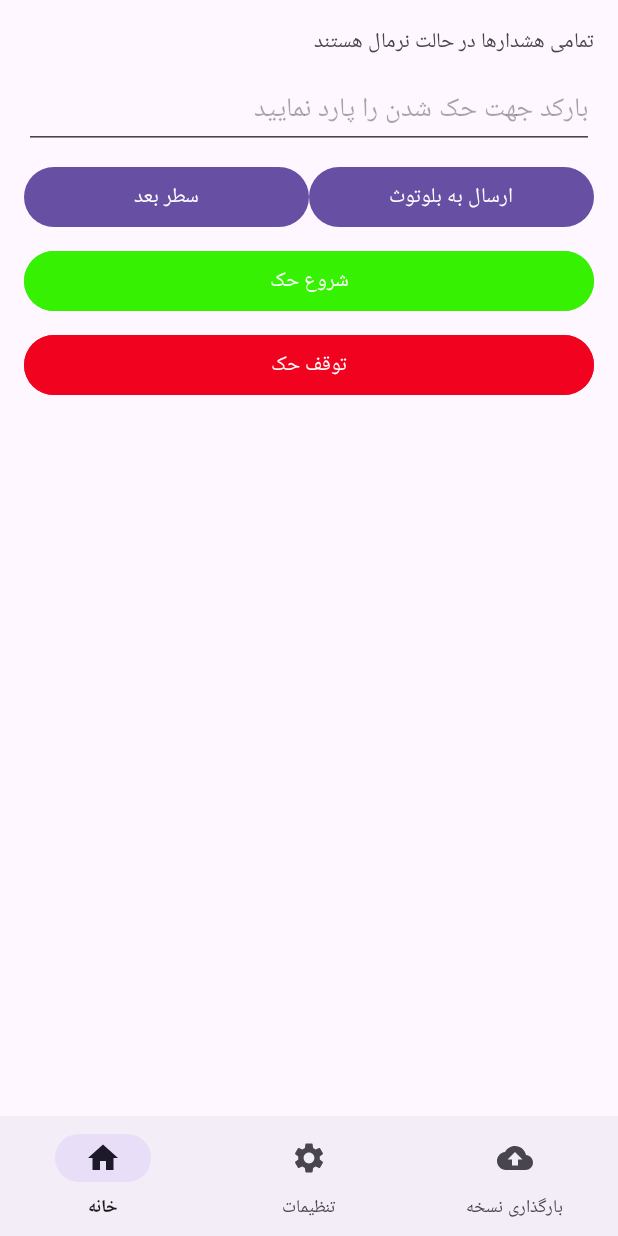
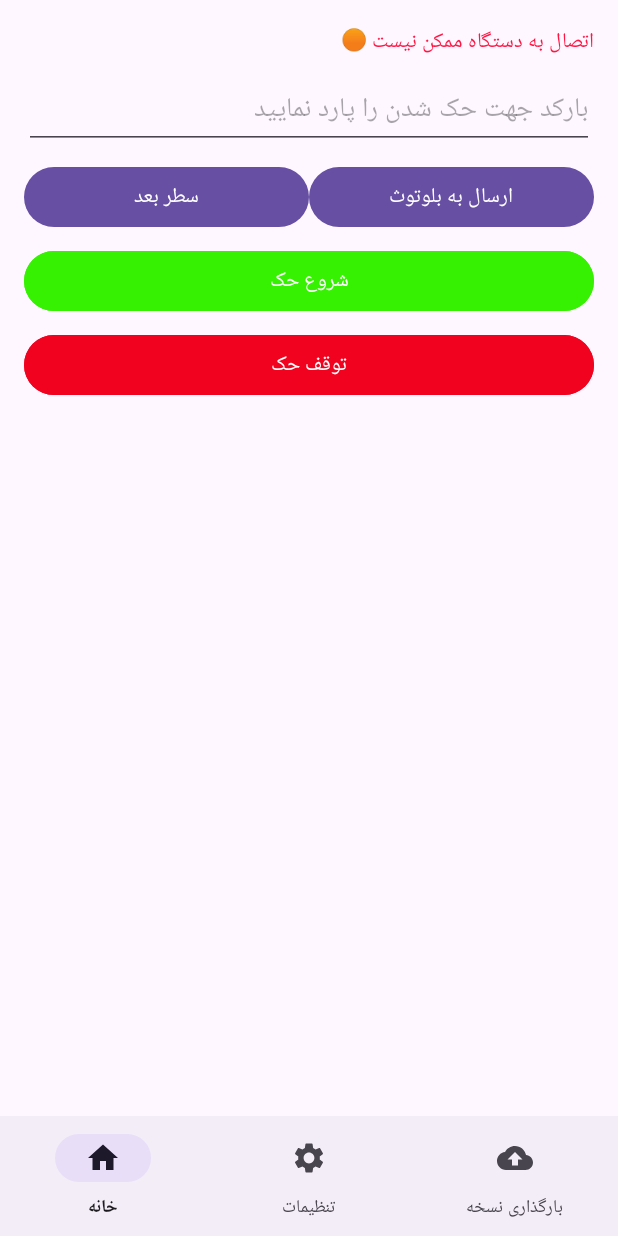
Before and after one commit to begiagin/app, an Android app: the screen it shows after launch (MainActivity), on a phone screen of 412 x 824 dp. Run offline under Robolectric (Android 15) with nearby library versions, the phone set to English and light mode, and no system bars.

Commit message:
add alert message for check bluetooth connectivity

```diff
--- a/app/src/main/java/com/halata/blueapp/fragments/HomeFragment.java
+++ b/app/src/main/java/com/halata/blueapp/fragments/HomeFragment.java
@@ -1,11 +1,14 @@
 package com.halata.blueapp.fragments;
 
 import android.content.Context;
+import android.graphics.Color;
 import android.os.Bundle;
+import android.provider.CalendarContract;
 import android.view.LayoutInflater;
 import android.view.View;
 import android.view.ViewGroup;
 import android.widget.Button;
+import android.widget.TextView;
 
 import androidx.fragment.app.Fragment;
 import androidx.lifecycle.ViewModelProvider;
@@ -18,6 +21,7 @@ public class HomeFragment extends Fragment {
 
     private LogViewModel logvm;
     private Button btnSendToBluetooth;
+    private TextView tvAlert;
     private View rootView;
     public HomeFragment(){
         super(R.layout.home_fragment);
@@ -31,17 +35,22 @@ public class HomeFragment extends Fragment {
     @Override
     public void onViewCreated(View view, Bundle savedInstanceState) {
         logvm = new ViewModelProvider(requireActivity()).get(LogViewModel.class);
-
+        tvAlert = (TextView)view.findViewById(R.id.tvAlert);
         logvm.connectToBluetoothDevice(view.getContext());
         btnSendToBluetooth = (Button) view.findViewById(R.id.btnSendToBluetooth);
         if(Boolean.TRUE.equals(logvm.getConnectedStatus().getValue())) {
             logvm.startReadThread();
 
+            tvAlert.setTextColor(Color.parseColor("#4CAF50"));
+            tvAlert.setText("اتصال برقرار است \uD83D\uDC9A");
             btnSendToBluetooth.setOnClickListener(event -> {
                 Restore halataConfig = new Restore(view.getContext());
                 halataConfig.setOutputStream(logvm.getOutputStream());
                 halataConfig.SendEX(0x62, Float.floatToIntBits(0.2f), false, "RAM");
             });
+        }else {
+            tvAlert.setTextColor(Color.parseColor("#FF1744"));
+            tvAlert.setText("اتصال به دستگاه ممکن نیست \uD83D\uDFE0");
         }
     }
 }
--- a/app/src/main/java/com/halata/blueapp/viewmodels/LogViewModel.java
+++ b/app/src/main/java/com/halata/blueapp/viewmodels/LogViewModel.java
@@ -64,6 +64,7 @@ public class LogViewModel extends ViewModel {
             }
         } catch (IOException e) {
             Log.e("HaLTA", "Connect to Defined MAC Address was not successful");
+            return false;
         }
 
         return false;
--- a/app/src/main/res/layout/home_fragment.xml
+++ b/app/src/main/res/layout/home_fragment.xml
@@ -18,7 +18,9 @@
                 android:layout_width="0dp"
                 android:layout_height="wrap_content"
                 android:layout_weight="1"
+                android:textFontWeight="500"
                 android:backgroundTint="#A01D5A01"
+                android:id="@+id/tvAlert"
                 android:text="تمامی هشدارها در حالت نرمال هستند"
                 />
         </LinearLayout>
```
